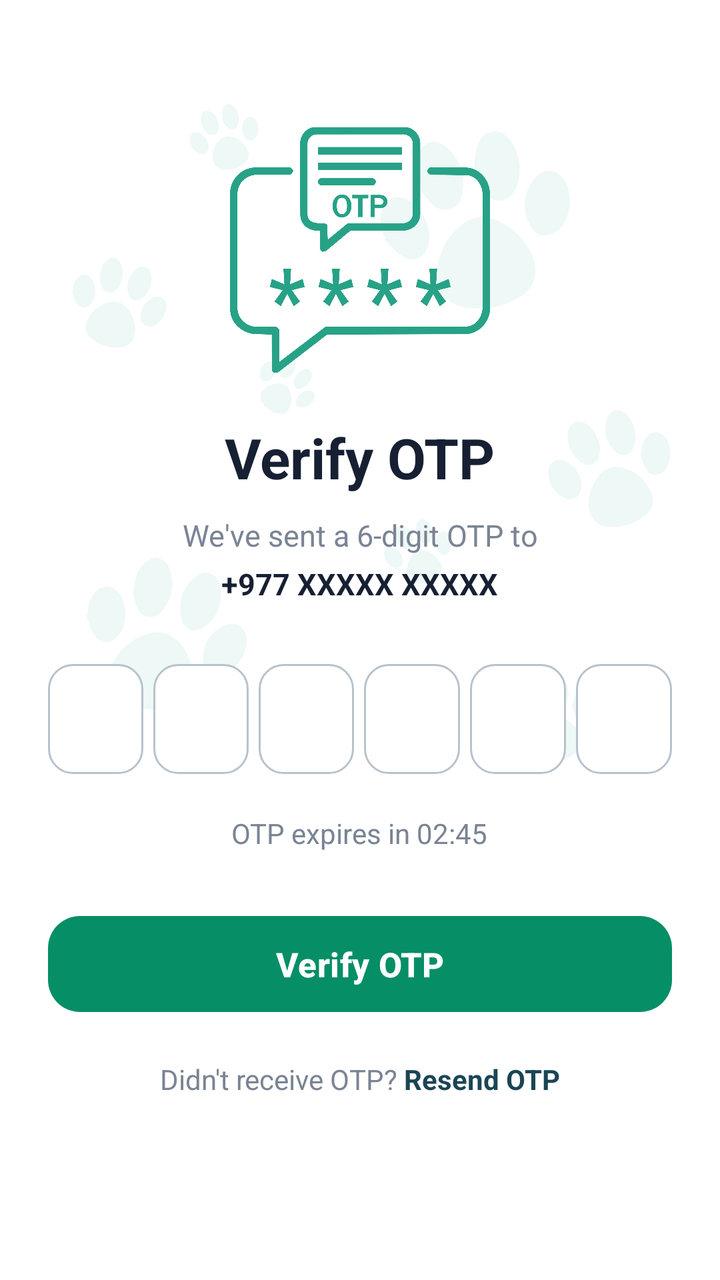
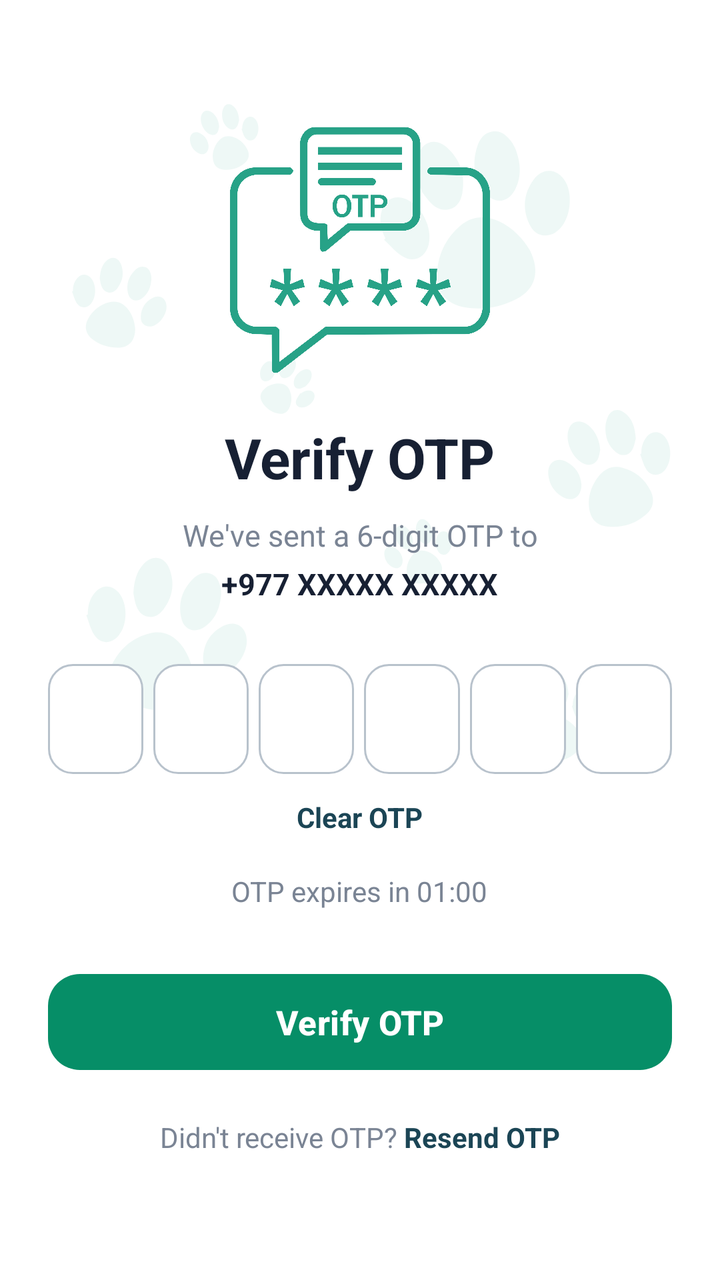

The first picture is an Android layout as it rendered before a commit; the second is the same layout after the commit. The layout source and the unified diff follow.
<!-- AndroidManifest.xml: application theme Theme.PawMate -->
<!-- res/layout/activity_otp_verification.xml -->
<?xml version="1.0" encoding="utf-8"?>
<ScrollView
    xmlns:android="http://schemas.android.com/apk/res/android"
    xmlns:app="http://schemas.android.com/apk/res-auto"
    xmlns:tools="http://schemas.android.com/tools"
    android:layout_width="match_parent"
    android:layout_height="match_parent"
    android:fillViewport="true"
    android:background="@drawable/back"
    tools:context=".OtpVerification">

    <LinearLayout
        android:id="@+id/main"
        android:layout_width="match_parent"
        android:layout_height="wrap_content"
        android:orientation="vertical"
        android:gravity="center_horizontal"
        android:paddingStart="24dp"
        android:paddingEnd="24dp"
        android:paddingTop="55dp"
        android:paddingBottom="40dp">

        
        <ImageView
            android:layout_width="140dp"
            android:layout_height="140dp"
            android:src="@drawable/otp"
            android:scaleType="centerInside"
            android:contentDescription="OTP Verification" />

        
        <TextView
            android:layout_width="wrap_content"
            android:layout_height="wrap_content"
            android:layout_marginTop="15dp"
            android:text="Verify OTP"
            android:textColor="#172033"
            android:textSize="28sp"
            android:textStyle="bold" />

        
        <TextView
            android:layout_width="match_parent"
            android:layout_height="wrap_content"
            android:layout_marginTop="10dp"
            android:gravity="center"
            android:text="We've sent a 6-digit OTP to"
            android:textColor="#7A8494"
            android:textSize="15sp" />

        
        <TextView
            android:id="@+id/tvPhone"
            android:layout_width="wrap_content"
            android:layout_height="wrap_content"
            android:layout_marginTop="4dp"
            android:text="+977 XXXXX XXXXX"
            android:textColor="#172033"
            android:textSize="15sp"
            android:textStyle="bold" />

        
        <LinearLayout
            android:layout_width="match_parent"
            android:layout_height="wrap_content"
            android:layout_marginTop="30dp"
            android:gravity="center"
            android:orientation="horizontal">

            <EditText
                android:id="@+id/otp1"
                android:layout_width="0dp"
                android:layout_height="55dp"
                android:layout_weight="1"
                android:layout_marginEnd="5dp"
                android:background="@drawable/otp_background"
                android:gravity="center"
                android:inputType="number"
                android:maxLength="1"
                android:textSize="20sp"
                android:textStyle="bold" />

            <EditText
                android:id="@+id/otp2"
                android:layout_width="0dp"
                android:layout_height="55dp"
                android:layout_weight="1"
                android:layout_marginEnd="5dp"
                android:background="@drawable/otp_background"
                android:gravity="center"
                android:inputType="number"
                android:maxLength="1"
                android:textSize="20sp"
                android:textStyle="bold" />

            <EditText
                android:id="@+id/otp3"
                android:layout_width="0dp"
                android:layout_height="55dp"
                android:layout_weight="1"
                android:layout_marginEnd="5dp"
                android:background="@drawable/otp_background"
                android:gravity="center"
                android:inputType="number"
                android:maxLength="1"
                android:textSize="20sp"
                android:textStyle="bold" />

            <EditText
                android:id="@+id/otp4"
                android:layout_width="0dp"
                android:layout_height="55dp"
                android:layout_weight="1"
                android:layout_marginEnd="5dp"
                android:background="@drawable/otp_background"
                android:gravity="center"
                android:inputType="number"
                android:maxLength="1"
                android:textSize="20sp"
                android:textStyle="bold" />

            <EditText
                android:id="@+id/otp5"
                android:layout_width="0dp"
                android:layout_height="55dp"
                android:layout_weight="1"
                android:layout_marginEnd="5dp"
                android:background="@drawable/otp_background"
                android:gravity="center"
                android:inputType="number"
                android:maxLength="1"
                android:textSize="20sp"
                android:textStyle="bold" />

            <EditText
                android:id="@+id/otp6"
                android:layout_width="0dp"
                android:layout_height="55dp"
                android:layout_weight="1"
                android:background="@drawable/otp_background"
                android:gravity="center"
                android:inputType="number"
                android:maxLength="1"
                android:textSize="20sp"
                android:textStyle="bold" />

        </LinearLayout>

        
        <TextView
            android:id="@+id/tvTimer"
            android:layout_width="wrap_content"
            android:layout_height="wrap_content"
            android:layout_marginTop="20dp"
            android:text="OTP expires in 02:45"
            android:textColor="#7A8494"
            android:textSize="14sp" />

        
        <com.google.android.material.button.MaterialButton
            android:id="@+id/btnVerifyOTP"
            android:layout_width="match_parent"
            android:layout_height="56dp"
            android:layout_marginTop="28dp"
            android:text="Verify OTP"
            android:textAllCaps="false"
            android:textColor="@color/white"
            android:textSize="17sp"
            android:textStyle="bold"
            app:backgroundTint="@color/primary"
            app:cornerRadius="16dp" />

        
        <LinearLayout
            android:layout_width="wrap_content"
            android:layout_height="wrap_content"
            android:layout_marginTop="20dp"
            android:orientation="horizontal">

            <TextView
                android:layout_width="wrap_content"
                android:layout_height="wrap_content"
                android:text="Didn't receive OTP? "
                android:textColor="#7A8494"
                android:textSize="14sp" />

            <TextView
                android:id="@+id/tvResendOTP"
                android:layout_width="wrap_content"
                android:layout_height="wrap_content"
                android:clickable="true"
                android:focusable="true"
                android:text="Resend OTP"
                android:textColor="@color/dark"
                android:textSize="14sp"
                android:textStyle="bold" />

        </LinearLayout>

    </LinearLayout>

</ScrollView>
<!-- resources referenced by this layout -->
<resources>
  <color name="dark">#1b4555</color>
  <color name="primary"> #068E67</color>
  <color name="white">#FFFFFFFF</color>
  <!-- drawable back: png bitmap (drawable, 42297 bytes) -->
  <!-- drawable otp: png bitmap (drawable, 110964 bytes) -->
  <!-- drawable otp_background (drawable) -->
  <?xml version="1.0" encoding="utf-8"?>
  <shape xmlns:android="http://schemas.android.com/apk/res/android">
  
      <solid android:color="@android:color/white" />
  
      <corners android:radius="12dp" />
  
      <stroke
          android:width="1dp"
          android:color="#B8C2CC" />
  
  </shape>
  <style name="Theme.PawMate" parent="Base.Theme.PawMate" />
  <style name="Base.Theme.PawMate" parent="Theme.Material3.DayNight.NoActionBar">
          
          
      </style>
</resources>

<!-- the commit's change to res/layout/activity_otp_verification.xml (unified diff, before → after) -->
@@ -1,12 +1,11 @@
 <?xml version="1.0" encoding="utf-8"?>
-<ScrollView
-    xmlns:android="http://schemas.android.com/apk/res/android"
+<ScrollView xmlns:android="http://schemas.android.com/apk/res/android"
     xmlns:app="http://schemas.android.com/apk/res-auto"
     xmlns:tools="http://schemas.android.com/tools"
     android:layout_width="match_parent"
     android:layout_height="match_parent"
+    android:background="@drawable/back"
     android:fillViewport="true"
-    android:background="@drawable/back"
     tools:context=".OtpVerification">
 
     <LinearLayout
@@ -16,17 +15,17 @@
         android:orientation="vertical"
         android:gravity="center_horizontal"
         android:paddingStart="24dp"
+        android:paddingTop="55dp"
         android:paddingEnd="24dp"
-        android:paddingTop="55dp"
         android:paddingBottom="40dp">
 
         
         <ImageView
             android:layout_width="140dp"
             android:layout_height="140dp"
-            android:src="@drawable/otp"
+            android:contentDescription="OTP Verification"
             android:scaleType="centerInside"
-            android:contentDescription="OTP Verification" />
+            android:src="@drawable/otp" />
 
         
         <TextView
@@ -67,6 +66,7 @@
             android:gravity="center"
             android:orientation="horizontal">
 
+            
             <EditText
                 android:id="@+id/otp1"
                 android:layout_width="0dp"
@@ -77,9 +77,11 @@
                 android:gravity="center"
                 android:inputType="number"
                 android:maxLength="1"
-                android:textSize="20sp"
-                android:textStyle="bold" />
-
+                android:padding="0dp"
+                android:textSize="20sp"
+                android:textStyle="bold" />
+
+            
             <EditText
                 android:id="@+id/otp2"
                 android:layout_width="0dp"
@@ -90,9 +92,11 @@
                 android:gravity="center"
                 android:inputType="number"
                 android:maxLength="1"
-                android:textSize="20sp"
-                android:textStyle="bold" />
-
+                android:padding="0dp"
+                android:textSize="20sp"
+                android:textStyle="bold" />
+
+            
             <EditText
                 android:id="@+id/otp3"
                 android:layout_width="0dp"
@@ -103,9 +107,11 @@
                 android:gravity="center"
                 android:inputType="number"
                 android:maxLength="1"
-                android:textSize="20sp"
-                android:textStyle="bold" />
-
+                android:padding="0dp"
+                android:textSize="20sp"
+                android:textStyle="bold" />
+
+            
             <EditText
                 android:id="@+id/otp4"
                 android:layout_width="0dp"
@@ -116,9 +122,11 @@
                 android:gravity="center"
                 android:inputType="number"
                 android:maxLength="1"
-                android:textSize="20sp"
-                android:textStyle="bold" />
-
+                android:padding="0dp"
+                android:textSize="20sp"
+                android:textStyle="bold" />
+
+            
             <EditText
                 android:id="@+id/otp5"
                 android:layout_width="0dp"
@@ -129,9 +137,11 @@
                 android:gravity="center"
                 android:inputType="number"
                 android:maxLength="1"
-                android:textSize="20sp"
-                android:textStyle="bold" />
-
+                android:padding="0dp"
+                android:textSize="20sp"
+                android:textStyle="bold" />
+
+            
             <EditText
                 android:id="@+id/otp6"
                 android:layout_width="0dp"
@@ -141,6 +151,7 @@
                 android:gravity="center"
                 android:inputType="number"
                 android:maxLength="1"
+                android:padding="0dp"
                 android:textSize="20sp"
                 android:textStyle="bold" />
 
@@ -148,11 +159,24 @@
 
         
         <TextView
+            android:id="@+id/tvClearOTP"
+            android:layout_width="wrap_content"
+            android:layout_height="wrap_content"
+            android:layout_marginTop="12dp"
+            android:clickable="true"
+            android:focusable="true"
+            android:text="Clear OTP"
+            android:textColor="@color/dark"
+            android:textSize="14sp"
+            android:textStyle="bold" />
+
+        
+        <TextView
             android:id="@+id/tvTimer"
             android:layout_width="wrap_content"
             android:layout_height="wrap_content"
-            android:layout_marginTop="20dp"
-            android:text="OTP expires in 02:45"
+            android:layout_marginTop="18dp"
+            android:text="OTP expires in 01:00"
             android:textColor="#7A8494"
             android:textSize="14sp" />
 
@@ -175,6 +199,7 @@
             android:layout_width="wrap_content"
             android:layout_height="wrap_content"
             android:layout_marginTop="20dp"
+            android:gravity="center"
             android:orientation="horizontal">
 
             <TextView
